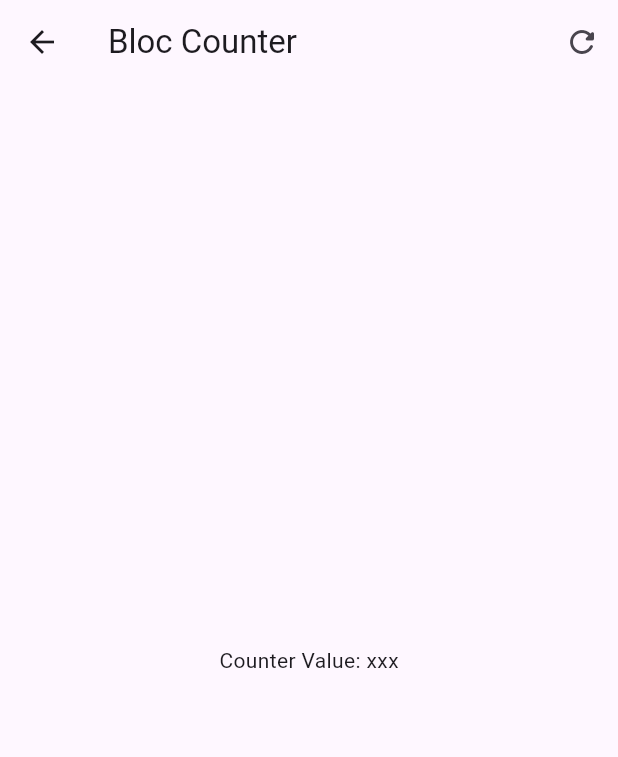
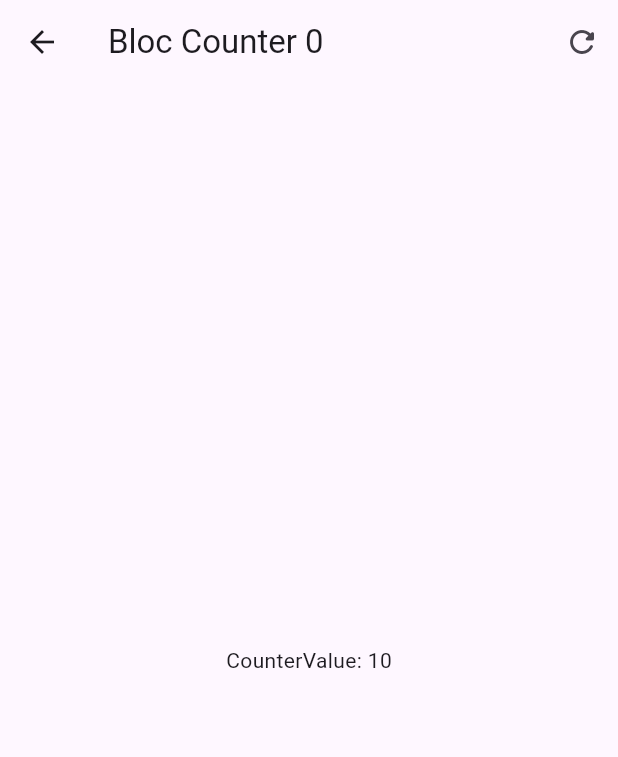
Before and after one commit to JuanMedina71/Introduccion_Bloc, a Flutter app: the screen it shows after launch, after a tap on "Bloc", on a phone screen of 412 x 824 dp. Shown: the top 757 px of the screen. Run offline on Flutter 3.47's test engine with Material 2 defaults, Android fonts, the phone set to English and light mode, and no system bars; our stand-ins replace equatable, flutter_bloc, go_router.

Commit message:
Sección flutter bloc intro finalizada

```diff
--- a/lib/presentation/blocs/counter_bloc/counter_event.dart
+++ b/lib/presentation/blocs/counter_bloc/counter_event.dart
@@ -17,3 +17,7 @@ class CounterIncreased extends CounterEvent {
   final int value;
   const CounterIncreased(this.value);
 }
+
+class CounterReset extends CounterEvent {
+
+}
--- a/lib/presentation/screens/bloc_counter_screen.dart
+++ b/lib/presentation/screens/bloc_counter_screen.dart
@@ -1,24 +1,50 @@
 import 'package:flutter/material.dart';
+import 'package:flutter_bloc/flutter_bloc.dart';
+import 'package:forms_app/presentation/blocs/counter_bloc/counter_bloc.dart';
 
 class BlocCounterScreen extends StatelessWidget {
   const BlocCounterScreen({super.key});
 
   @override
   Widget build(BuildContext context) {
+    return BlocProvider(
+      create: (_) => CounterBloc(),
+      child: const BlocCounterView());
+  }
+}
+
+class BlocCounterView extends StatelessWidget {
+  const BlocCounterView({
+    super.key,
+  });
+
+  void increaseCounterBy(BuildContext context, [int value = 1]) {
+    // context.read<CounterBloc>()
+    // // El .add dispara el evento.
+    // .add(CounterIncreased(value));
+    context.read<CounterBloc>().increaseBy(value);
+  }
+
+  @override
+  Widget build(BuildContext context) {
     return Scaffold(
       appBar: AppBar(
         // Bloc = Bussisnes logic component
-        title: const Text('Bloc Counter'),
+        title: context.select(
+          (CounterBloc bloc) => Text('Bloc Counter ${bloc.state.transactionCount}')
+        ),
         actions: [
           IconButton(
-            onPressed: () => {},
+            onPressed: () => context.read<CounterBloc>().resetCounter(),
             icon: const Icon(Icons.refresh_rounded)
           )
         ],
       ),
 
-      body: const Center(
-        child:  Text('Counter Value: xxx'),
+      body:  Center(
+        child:  context.select(
+          (CounterBloc counterBloc) => Text('CounterValue: ${counterBloc.state.counter}')
+        ),
       ),
       floatingActionButton: Column(
         mainAxisAlignment: MainAxisAlignment.end,
@@ -26,19 +52,19 @@ class BlocCounterScreen extends StatelessWidget {
           FloatingActionButton(
             heroTag: '1',
             child: const Text('+1'),
-            onPressed: () => {},
+            onPressed: () => increaseCounterBy(context),
             ),
             const SizedBox(height: 20),
           FloatingActionButton(
             heroTag: '2',
             child: const Text('+2'),
-            onPressed: () => {},
+            onPressed: () => increaseCounterBy(context, 2),
             ),
             const SizedBox(height: 20),
           FloatingActionButton(
             heroTag: '3',
             child: const Text('+3'),
-            onPressed: () => {},
+            onPressed: () => increaseCounterBy(context, 3),
             ),
         ],
       ),
--- a/lib/presentation/screens/home_screen.dart
+++ b/lib/presentation/screens/home_screen.dart
@@ -27,6 +27,10 @@ class HomeScreen extends StatelessWidget {
             onTap: () => context.push('/counter-bloc'),
 
           ),
+          const Padding(
+            padding: EdgeInsets.symmetric(horizontal: 10),
+            child: Divider(),
+          )
         ],
       ),
 
```
Also changed, not shown: lib/presentation/blocs/counter_bloc/counter_bloc.dart (+20 -3 lines).
